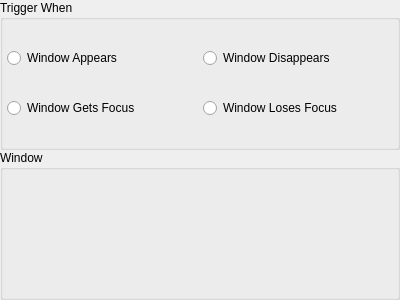
Old version of the form kcm_hotkeys/triggers/window_trigger_widget.ui in the repository KDE/khotkeys.
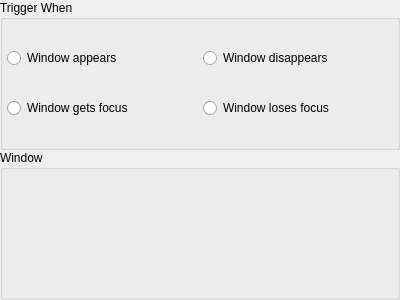
New version of the form.

The edit to the form file:
```diff
--- a/kcm_hotkeys/triggers/window_trigger_widget.ui
+++ b/kcm_hotkeys/triggers/window_trigger_widget.ui
@@ -28,28 +28,28 @@
       <item row="0" column="0" >
        <widget class="QRadioButton" name="window_appears" >
         <property name="text" >
-         <string>Window Appears</string>
+         <string>Window appears</string>
         </property>
        </widget>
       </item>
       <item row="0" column="1" >
        <widget class="QRadioButton" name="window_disappears" >
         <property name="text" >
-         <string>Window Disappears</string>
+         <string>Window disappears</string>
         </property>
        </widget>
       </item>
       <item row="1" column="0" >
        <widget class="QRadioButton" name="window_gets_focus" >
         <property name="text" >
-         <string>Window Gets Focus</string>
+         <string>Window gets focus</string>
         </property>
        </widget>
       </item>
       <item row="1" column="1" >
        <widget class="QRadioButton" name="window_lost_focus" >
         <property name="text" >
-         <string>Window Loses Focus</string>
+         <string>Window loses focus</string>
         </property>
        </widget>
       </item>
```
